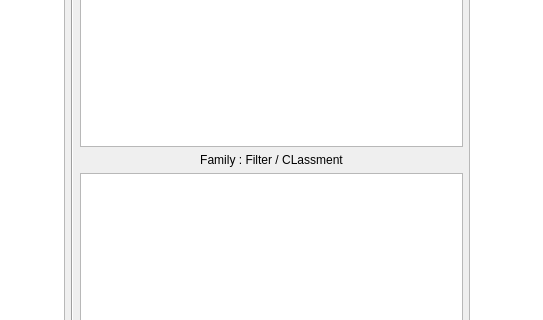
This is DBPARAMS.ui in doubsman/DBAlbums as Qt 5 draws it before an edit; both pictures show x 329 to 872 and y 288 to 608 of the 1192 by 876 pixel window. The edited form follows.
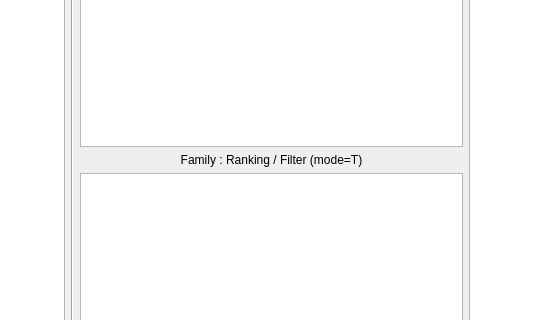
This is the edited form.

```diff
--- a/DBPARAMS.ui
+++ b/DBPARAMS.ui
@@ -94,7 +94,7 @@
        <item>
         <widget class="QLabel" name="label_libfamily">
          <property name="text">
-          <string>Family : Filter / CLassment</string>
+          <string>Family : Ranking / Filter (mode=T)</string>
          </property>
          <property name="alignment">
           <set>Qt::AlignCenter</set>
```
